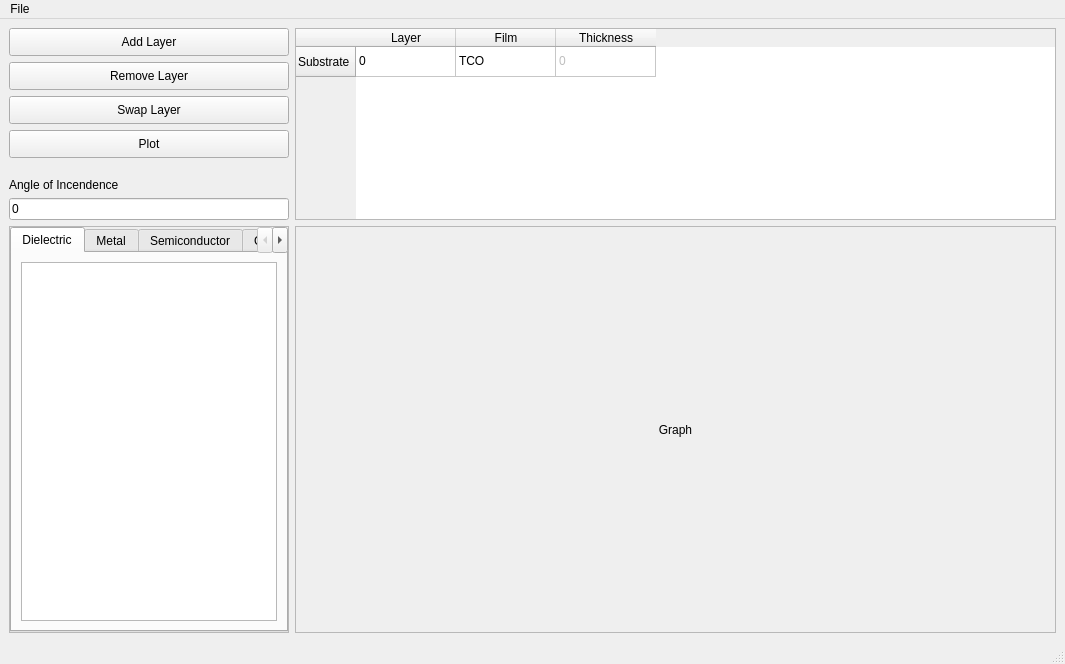
VDFaller/Optical-Modeling, file MainUI.ui: the form before one commit.
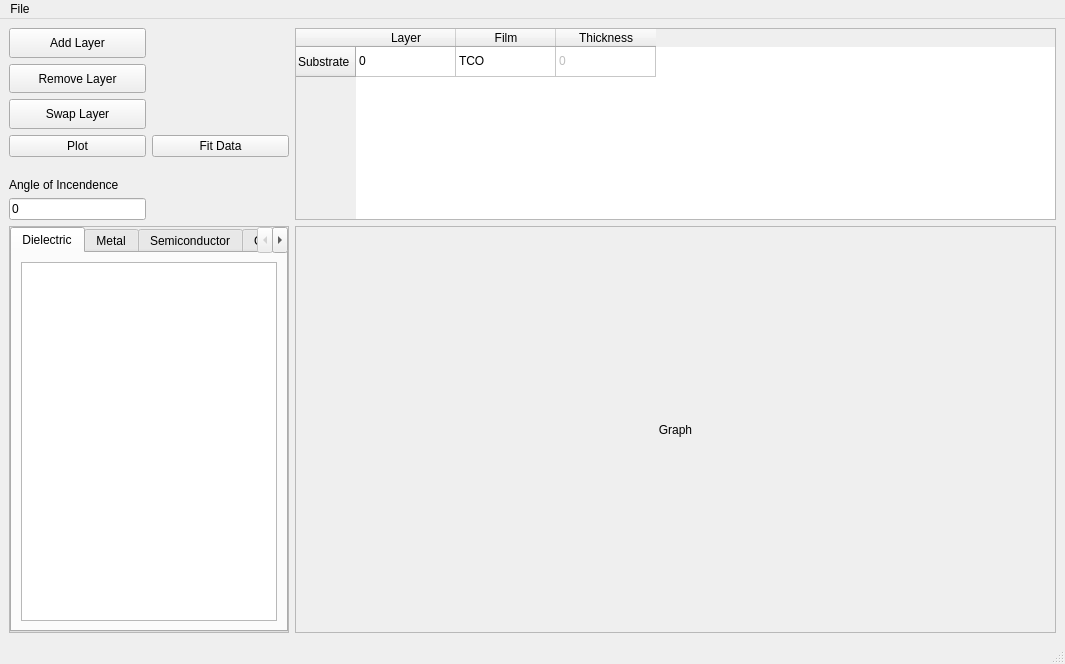
The form after the commit.

Commit message: Model fitting works in UI and added savitzky Golay Transform to data

The edit to the form file:
```diff
--- a/MainUI.ui
+++ b/MainUI.ui
@@ -223,6 +223,12 @@
       </item>
       <item row="5" column="0">
        <widget class="QLineEdit" name="le_Theta0">
+        <property name="sizePolicy">
+         <sizepolicy hsizetype="Preferred" vsizetype="Fixed">
+          <horstretch>0</horstretch>
+          <verstretch>0</verstretch>
+         </sizepolicy>
+        </property>
         <property name="text">
          <string>0</string>
         </property>
@@ -231,7 +237,7 @@
       <item row="3" column="0">
        <widget class="QPushButton" name="btnPlot">
         <property name="sizePolicy">
-         <sizepolicy hsizetype="Minimum" vsizetype="Preferred">
+         <sizepolicy hsizetype="Preferred" vsizetype="Preferred">
           <horstretch>0</horstretch>
           <verstretch>0</verstretch>
          </sizepolicy>
@@ -267,6 +273,19 @@
         </property>
        </widget>
       </item>
+      <item row="3" column="1">
+       <widget class="QPushButton" name="btnFit">
+        <property name="sizePolicy">
+         <sizepolicy hsizetype="Preferred" vsizetype="Fixed">
+          <horstretch>0</horstretch>
+          <verstretch>0</verstretch>
+         </sizepolicy>
+        </property>
+        <property name="text">
+         <string>Fit Data</string>
+        </property>
+       </widget>
+      </item>
      </layout>
     </item>
    </layout>
```
The commit also changes 7 other files.
